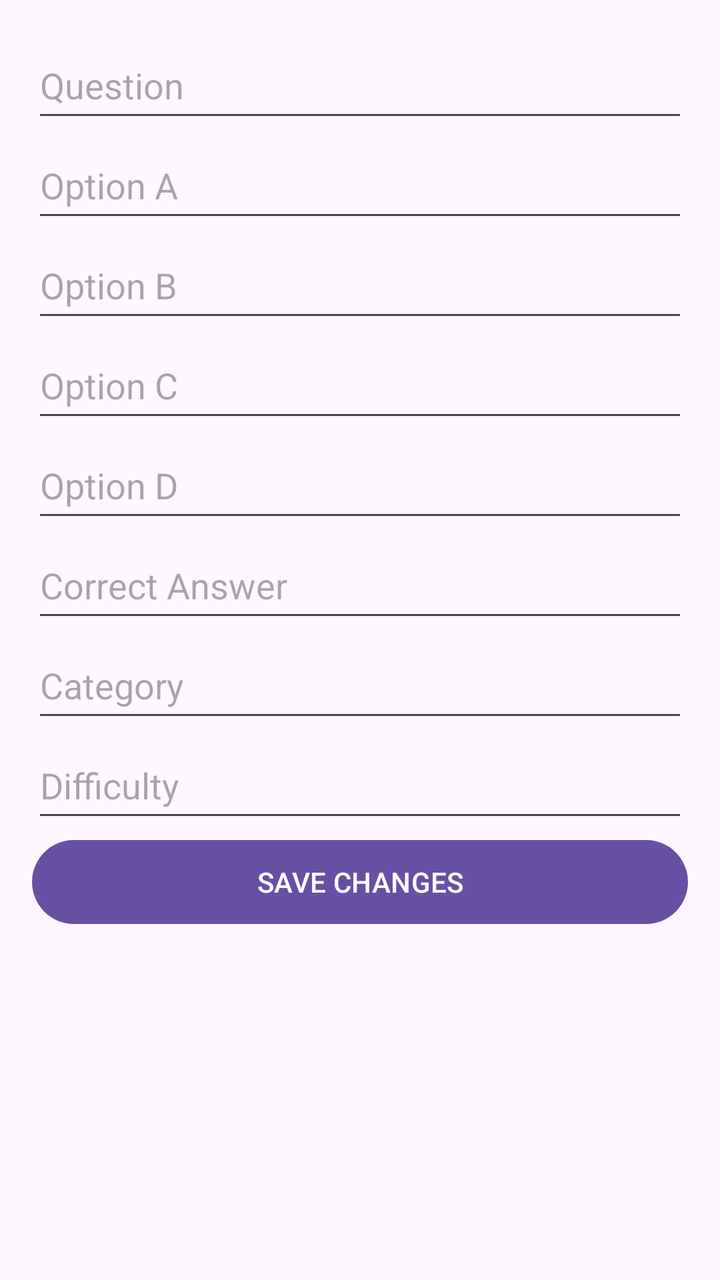
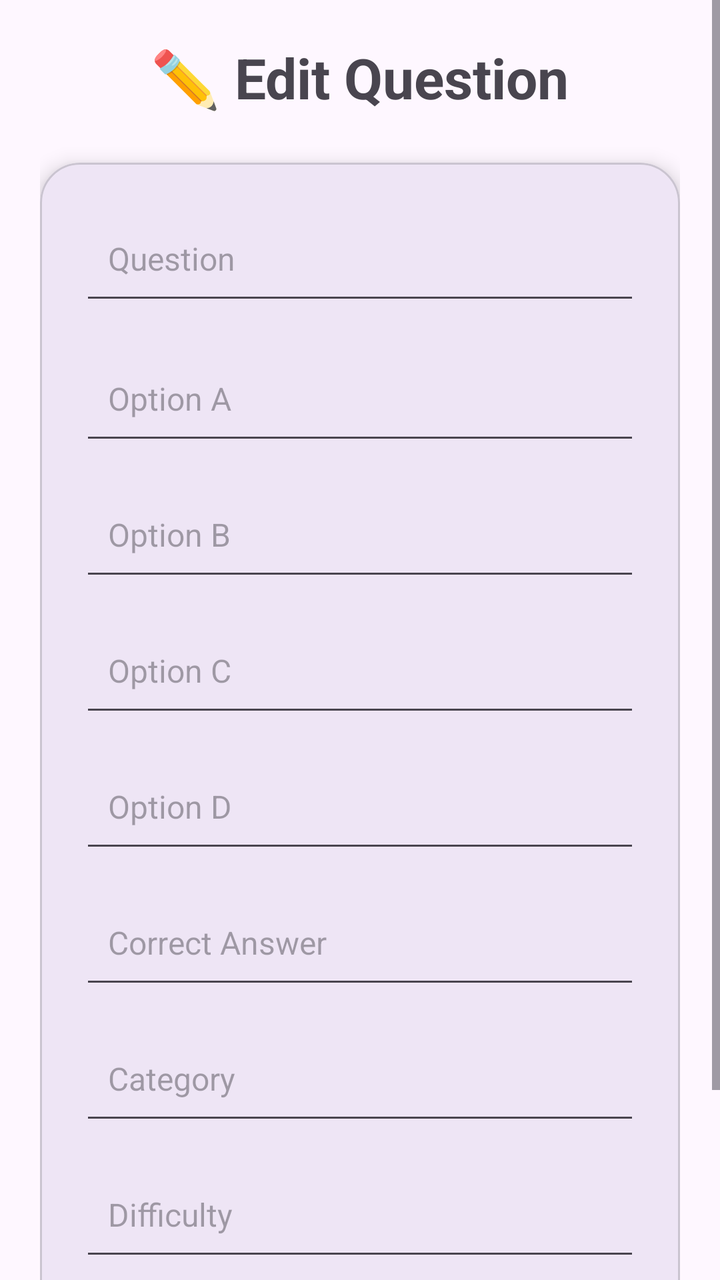

An Android layout rendered at two revisions. The XML below is the earlier revision; the diff shows what the commit changed to produce the second picture.
<!-- AndroidManifest.xml: application theme Theme.OstaniBeden -->
<!-- res/layout/activity_edit_question.xml -->
<?xml version="1.0" encoding="utf-8"?>
<ScrollView xmlns:android="http://schemas.android.com/apk/res/android"
    android:layout_width="match_parent"
    android:layout_height="match_parent">

    <LinearLayout
        android:layout_width="match_parent"
        android:layout_height="wrap_content"
        android:orientation="vertical"
        android:padding="16dp">

        <EditText
            android:id="@+id/etEditQuestion"
            android:layout_width="match_parent"
            android:layout_height="50dp"
            android:hint="Question" />

        <EditText
            android:id="@+id/etEditOptionA"
            android:layout_width="match_parent"
            android:layout_height="50dp"
            android:hint="Option A" />

        <EditText
            android:id="@+id/etEditOptionB"
            android:layout_width="match_parent"
            android:layout_height="50dp"
            android:hint="Option B" />

        <EditText
            android:id="@+id/etEditOptionC"
            android:layout_width="match_parent"
            android:layout_height="50dp"
            android:hint="Option C" />

        <EditText
            android:id="@+id/etEditOptionD"
            android:layout_width="match_parent"
            android:layout_height="50dp"
            android:hint="Option D" />

        <EditText
            android:id="@+id/etEditCorrectAnswer"
            android:layout_width="match_parent"
            android:layout_height="50dp"
            android:hint="Correct Answer" />

        <EditText
            android:id="@+id/etEditCategory"
            android:layout_width="match_parent"
            android:layout_height="50dp"
            android:hint="Category" />

        <EditText
            android:id="@+id/etEditDifficulty"
            android:layout_width="match_parent"
            android:layout_height="50dp"
            android:hint="Difficulty" />

        <Button
            android:id="@+id/btnSaveChanges"
            android:layout_width="match_parent"
            android:layout_height="50dp"
            android:text="SAVE CHANGES" />

    </LinearLayout>

</ScrollView>
<!-- resources referenced by this layout -->
<resources>
  <style name="Theme.OstaniBeden" parent="Base.Theme.OstaniBeden" />
  <style name="Base.Theme.OstaniBeden" parent="Theme.Material3.DayNight.NoActionBar">
          
          
      </style>
</resources>

<!-- the commit's change to res/layout/activity_edit_question.xml (unified diff, before → after) -->
@@ -1,67 +1,129 @@
 <?xml version="1.0" encoding="utf-8"?>
-<ScrollView xmlns:android="http://schemas.android.com/apk/res/android"
+<ScrollView
+    xmlns:android="http://schemas.android.com/apk/res/android"
+    xmlns:app="http://schemas.android.com/apk/res-auto"
     android:layout_width="match_parent"
-    android:layout_height="match_parent">
+    android:layout_height="match_parent"
+    android:fillViewport="true">
 
     <LinearLayout
         android:layout_width="match_parent"
         android:layout_height="wrap_content"
         android:orientation="vertical"
-        android:padding="16dp">
+        android:padding="20dp">
 
-        <EditText
-            android:id="@+id/etEditQuestion"
+        <TextView
+            android:layout_width="wrap_content"
+            android:layout_height="wrap_content"
+            android:text="✏️ Edit Question"
+            android:textSize="28sp"
+            android:textStyle="bold"
+            android:layout_gravity="center"
+            android:layout_marginBottom="24dp"/>
+
+        <com.google.android.material.card.MaterialCardView
             android:layout_width="match_parent"
-            android:layout_height="50dp"
-            android:hint="Question" />
+            android:layout_height="wrap_content"
+            app:cardCornerRadius="20dp"
+            app:cardElevation="6dp">
 
-        <EditText
-            android:id="@+id/etEditOptionA"
-            android:layout_width="match_parent"
-            android:layout_height="50dp"
-            android:hint="Option A" />
+            <LinearLayout
+                android:layout_width="match_parent"
+                android:layout_height="wrap_content"
+                android:orientation="vertical"
+                android:padding="20dp">
 
-        <EditText
-            android:id="@+id/etEditOptionB"
-            android:layout_width="match_parent"
-            android:layout_height="50dp"
-            android:hint="Option B" />
+                <EditText
+                    android:id="@+id/etEditQuestion"
+                    android:layout_width="match_parent"
+                    android:layout_height="wrap_content"
+                    android:hint="Question"
+                    android:minHeight="56dp"
+                    android:padding="14dp"
+                    android:textSize="16sp"
+                    android:layout_marginBottom="14dp"/>
 
-        <EditText
-            android:id="@+id/etEditOptionC"
-            android:layout_width="match_parent"
-            android:layout_height="50dp"
-            android:hint="Option C" />
+                <EditText
+                    android:id="@+id/etEditOptionA"
+                    android:layout_width="match_parent"
+                    android:layout_height="wrap_content"
+                    android:hint="Option A"
+                    android:minHeight="56dp"
+                    android:padding="14dp"
+                    android:textSize="16sp"
+                    android:layout_marginBottom="12dp"/>
 
-        <EditText
-            android:id="@+id/etEditOptionD"
-            android:layout_width="match_parent"
-            android:layout_height="50dp"
-            android:hint="Option D" />
+                <EditText
+                    android:id="@+id/etEditOptionB"
+                    android:layout_width="match_parent"
+                    android:layout_height="wrap_content"
+                    android:hint="Option B"
+                    android:minHeight="56dp"
+                    android:padding="14dp"
+                    android:textSize="16sp"
+                    android:layout_marginBottom="12dp"/>
 
-        <EditText
-            android:id="@+id/etEditCorrectAnswer"
-            android:layout_width="match_parent"
-            android:layout_height="50dp"
-            android:hint="Correct Answer" />
+                <EditText
+                    android:id="@+id/etEditOptionC"
+                    android:layout_width="match_parent"
+                    android:layout_height="wrap_content"
+                    android:hint="Option C"
+                    android:minHeight="56dp"
+                    android:padding="14dp"
+                    android:textSize="16sp"
+                    android:layout_marginBottom="12dp"/>
 
-        <EditText
-            android:id="@+id/etEditCategory"
-            android:layout_width="match_parent"
-            android:layout_height="50dp"
-            android:hint="Category" />
+                <EditText
+                    android:id="@+id/etEditOptionD"
+                    android:layout_width="match_parent"
+                    android:layout_height="wrap_content"
+                    android:hint="Option D"
+                    android:minHeight="56dp"
+                    android:padding="14dp"
+                    android:textSize="16sp"
+                    android:layout_marginBottom="12dp"/>
 
-        <EditText
-            android:id="@+id/etEditDifficulty"
-            android:layout_width="match_parent"
-            android:layout_height="50dp"
-            android:hint="Difficulty" />
+                <EditText
+                    android:id="@+id/etEditCorrectAnswer"
+                    android:layout_width="match_parent"
+                    android:layout_height="wrap_content"
+                    android:hint="Correct Answer"
+                    android:minHeight="56dp"
+                    android:padding="14dp"
+                    android:textSize="16sp"
+                    android:layout_marginBottom="12dp"/>
 
-        <Button
-            android:id="@+id/btnSaveChanges"
-            android:layout_width="match_parent"
-            android:layout_height="50dp"
-            android:text="SAVE CHANGES" />
+                <EditText
+                    android:id="@+id/etEditCategory"
+                    android:layout_width="match_parent"
+                    android:layout_height="wrap_content"
+                    android:hint="Category"
+                    android:minHeight="56dp"
+                    android:padding="14dp"
+                    android:textSize="16sp"
+                    android:layout_marginBottom="12dp"/>
+
+                <EditText
+                    android:id="@+id/etEditDifficulty"
+                    android:layout_width="match_parent"
+                    android:layout_height="wrap_content"
+                    android:hint="Difficulty"
+                    android:minHeight="56dp"
+                    android:padding="14dp"
+                    android:textSize="16sp"
+                    android:layout_marginBottom="20dp"/>
+
+                <Button
+                    android:id="@+id/btnSaveChanges"
+                    android:layout_width="match_parent"
+                    android:layout_height="56dp"
+                    android:text="💾 SAVE CHANGES"
+                    android:textSize="16sp"
+                    android:textStyle="bold"/>
+
+            </LinearLayout>
+
+        </com.google.android.material.card.MaterialCardView>
 
     </LinearLayout>
 
